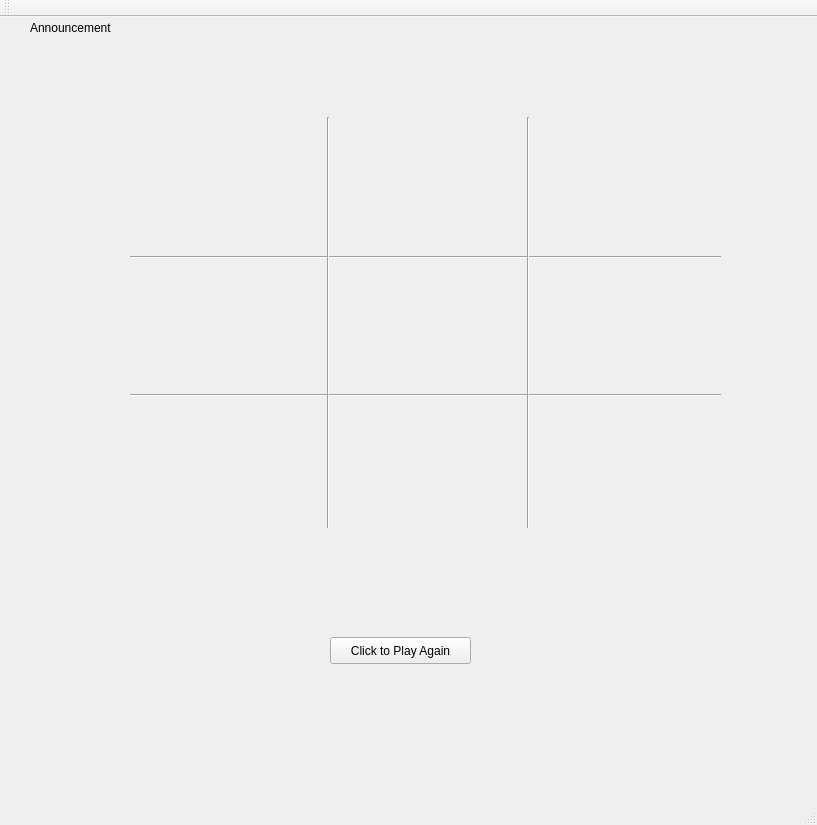
Jyang772/Ultimate-Tic-Tac-Toe, file mainwindow.ui: the form before one commit.
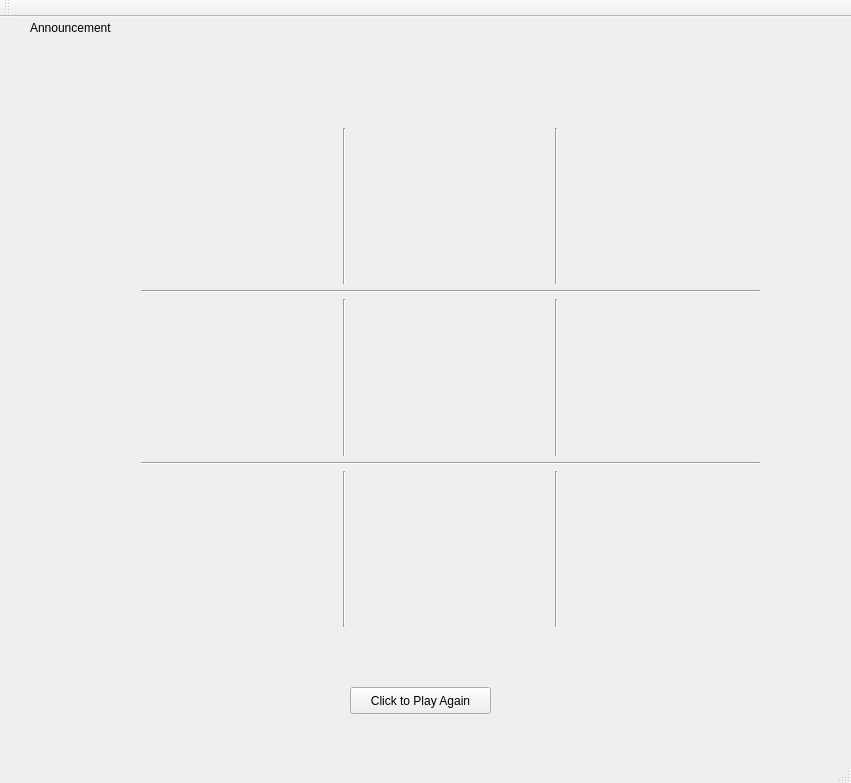
The form after the commit.

Commit message: Added color and winning grid states

Patch:
```diff
--- a/mainwindow.ui
+++ b/mainwindow.ui
@@ -6,29 +6,14 @@
    <rect>
     <x>0</x>
     <y>0</y>
-    <width>817</width>
-    <height>825</height>
+    <width>851</width>
+    <height>783</height>
    </rect>
   </property>
   <property name="windowTitle">
    <string>MainWindow</string>
   </property>
   <widget class="QWidget" name="centralWidget">
-   <widget class="QWidget" name="gridLayoutWidget">
-    <property name="geometry">
-     <rect>
-      <x>130</x>
-      <y>100</y>
-      <width>191</width>
-      <height>131</height>
-     </rect>
-    </property>
-    <layout class="QGridLayout" name="gridLayout">
-     <property name="sizeConstraint">
-      <enum>QLayout::SetDefaultConstraint</enum>
-     </property>
-    </layout>
-   </widget>
    <widget class="QLabel" name="announce">
     <property name="geometry">
      <rect>
@@ -45,8 +30,8 @@
    <widget class="QPushButton" name="playAgain">
     <property name="geometry">
      <rect>
-      <x>330</x>
-      <y>620</y>
+      <x>350</x>
+      <y>670</y>
       <width>141</width>
       <height>27</height>
      </rect>
@@ -55,177 +40,154 @@
      <string>Click to Play Again</string>
     </property>
    </widget>
-   <widget class="QWidget" name="gridLayoutWidget_2">
-    <property name="geometry">
-     <rect>
-      <x>330</x>
-      <y>100</y>
-      <width>191</width>
-      <height>131</height>
-     </rect>
-    </property>
-    <layout class="QGridLayout" name="gridLayout_2">
-     <property name="sizeConstraint">
-      <enum>QLayout::SetDefaultConstraint</enum>
-     </property>
-    </layout>
-   </widget>
-   <widget class="QWidget" name="gridLayoutWidget_3">
-    <property name="geometry">
-     <rect>
-      <x>530</x>
-      <y>100</y>
-      <width>191</width>
-      <height>131</height>
-     </rect>
-    </property>
-    <layout class="QGridLayout" name="gridLayout_3">
-     <property name="sizeConstraint">
-      <enum>QLayout::SetDefaultConstraint</enum>
-     </property>
-    </layout>
-   </widget>
-   <widget class="QWidget" name="gridLayoutWidget_4">
+   <widget class="QWidget" name="">
     <property name="geometry">
      <rect>
       <x>130</x>
-      <y>240</y>
-      <width>191</width>
-      <height>131</height>
+      <y>100</y>
+      <width>641</width>
+      <height>521</height>
      </rect>
     </property>
+    <layout class="QGridLayout" name="gridLayout_11">
+     <item row="0" column="0">
+      <widget class="QFrame" name="gridFrame">
+       <layout class="QGridLayout" name="gridLayout">
+        <property name="sizeConstraint">
+         <enum>QLayout::SetDefaultConstraint</enum>
+        </property>
+       </layout>
+      </widget>
+     </item>
+     <item row="3" column="3">
+      <widget class="Line" name="line_6">
+       <property name="orientation">
+        <enum>Qt::Vertical</enum>
+       </property>
+      </widget>
+     </item>
+     <item row="6" column="2">
+      <widget class="QFrame" name="gridFrame_8">
+       <layout class="QGridLayout" name="gridLayout_8">
+        <property name="sizeConstraint">
+         <enum>QLayout::SetDefaultConstraint</enum>
+        </property>
+       </layout>
+      </widget>
+     </item>
+     <item row="3" column="1">
+      <widget class="Line" name="line_5">
+       <property name="orientation">
+        <enum>Qt::Vertical</enum>
+       </property>
+      </widget>
+     </item>
+     <item row="3" column="0">
+      <widget class="QFrame" name="gridFrame_4">
     <layout class="QGridLayout" name="gridLayout_4">
      <property name="sizeConstraint">
       <enum>QLayout::SetDefaultConstraint</enum>
      </property>
     </layout>
    </widget>
-   <widget class="QWidget" name="gridLayoutWidget_5">
-    <property name="geometry">
-     <rect>
-      <x>330</x>
-      <y>240</y>
-      <width>191</width>
-      <height>131</height>
-     </rect>
-    </property>
-    <layout class="QGridLayout" name="gridLayout_5">
-     <property name="sizeConstraint">
-      <enum>QLayout::SetDefaultConstraint</enum>
-     </property>
-    </layout>
-   </widget>
-   <widget class="QWidget" name="gridLayoutWidget_6">
-    <property name="geometry">
-     <rect>
-      <x>530</x>
-      <y>240</y>
-      <width>191</width>
-      <height>131</height>
-     </rect>
-    </property>
+     </item>
+     <item row="3" column="4">
+      <widget class="QFrame" name="gridFrame_6">
     <layout class="QGridLayout" name="gridLayout_6">
      <property name="sizeConstraint">
       <enum>QLayout::SetDefaultConstraint</enum>
      </property>
     </layout>
    </widget>
-   <widget class="QWidget" name="gridLayoutWidget_7">
-    <property name="geometry">
-     <rect>
-      <x>130</x>
-      <y>380</y>
-      <width>191</width>
-      <height>131</height>
-     </rect>
-    </property>
+     </item>
+     <item row="6" column="0">
+      <widget class="QFrame" name="gridFrame_7">
     <layout class="QGridLayout" name="gridLayout_7">
      <property name="sizeConstraint">
       <enum>QLayout::SetDefaultConstraint</enum>
      </property>
     </layout>
    </widget>
-   <widget class="QWidget" name="gridLayoutWidget_8">
-    <property name="geometry">
-     <rect>
-      <x>330</x>
-      <y>380</y>
-      <width>191</width>
-      <height>131</height>
-     </rect>
-    </property>
-    <layout class="QGridLayout" name="gridLayout_8">
+     </item>
+     <item row="0" column="2">
+      <widget class="QFrame" name="gridFrame_2">
+       <layout class="QGridLayout" name="gridLayout_2">
      <property name="sizeConstraint">
       <enum>QLayout::SetDefaultConstraint</enum>
      </property>
     </layout>
    </widget>
-   <widget class="QWidget" name="gridLayoutWidget_9">
-    <property name="geometry">
-     <rect>
-      <x>530</x>
-      <y>380</y>
-      <width>191</width>
-      <height>131</height>
-     </rect>
-    </property>
+     </item>
+     <item row="0" column="1">
+      <widget class="Line" name="line_3">
+       <property name="orientation">
+        <enum>Qt::Vertical</enum>
+       </property>
+      </widget>
+     </item>
+     <item row="3" column="2">
+      <widget class="QFrame" name="gridFrame_5">
+       <layout class="QGridLayout" name="gridLayout_5">
+        <property name="sizeConstraint">
+         <enum>QLayout::SetDefaultConstraint</enum>
+        </property>
+       </layout>
+      </widget>
+     </item>
+     <item row="6" column="4">
+      <widget class="QFrame" name="gridFrame_9">
     <layout class="QGridLayout" name="gridLayout_9">
      <property name="sizeConstraint">
       <enum>QLayout::SetDefaultConstraint</enum>
      </property>
     </layout>
    </widget>
+     </item>
+     <item row="1" column="0" colspan="5">
    <widget class="Line" name="line">
-    <property name="geometry">
-     <rect>
-      <x>130</x>
-      <y>230</y>
-      <width>591</width>
-      <height>20</height>
-     </rect>
-    </property>
     <property name="orientation">
      <enum>Qt::Horizontal</enum>
     </property>
    </widget>
+     </item>
+     <item row="4" column="0" colspan="5">
    <widget class="Line" name="line_2">
-    <property name="geometry">
-     <rect>
-      <x>130</x>
-      <y>370</y>
-      <width>591</width>
-      <height>16</height>
-     </rect>
-    </property>
     <property name="orientation">
      <enum>Qt::Horizontal</enum>
     </property>
    </widget>
-   <widget class="Line" name="line_3">
-    <property name="geometry">
-     <rect>
-      <x>320</x>
-      <y>100</y>
-      <width>16</width>
-      <height>411</height>
-     </rect>
-    </property>
-    <property name="orientation">
-     <enum>Qt::Vertical</enum>
-    </property>
-   </widget>
+     </item>
+     <item row="0" column="4">
+      <widget class="QFrame" name="gridFrame_3">
+       <layout class="QGridLayout" name="gridLayout_3">
+        <property name="sizeConstraint">
+         <enum>QLayout::SetDefaultConstraint</enum>
+        </property>
+       </layout>
+      </widget>
+     </item>
+     <item row="0" column="3">
    <widget class="Line" name="line_4">
-    <property name="geometry">
-     <rect>
-      <x>520</x>
-      <y>100</y>
-      <width>16</width>
-      <height>411</height>
-     </rect>
-    </property>
+       <property name="orientation">
+        <enum>Qt::Vertical</enum>
+       </property>
+      </widget>
+     </item>
+     <item row="6" column="1">
+      <widget class="Line" name="line_7">
     <property name="orientation">
      <enum>Qt::Vertical</enum>
     </property>
+      </widget>
+     </item>
+     <item row="6" column="3">
+      <widget class="Line" name="line_8">
+       <property name="orientation">
+        <enum>Qt::Vertical</enum>
+       </property>
+      </widget>
+     </item>
+    </layout>
    </widget>
   </widget>
   <widget class="QMenuBar" name="menuBar">
```
Left out of the diff: 2 changed lines with no effect on the pictures. Lines whose indentation alone changed are shown as unchanged. The commit also changes 11 other files.
